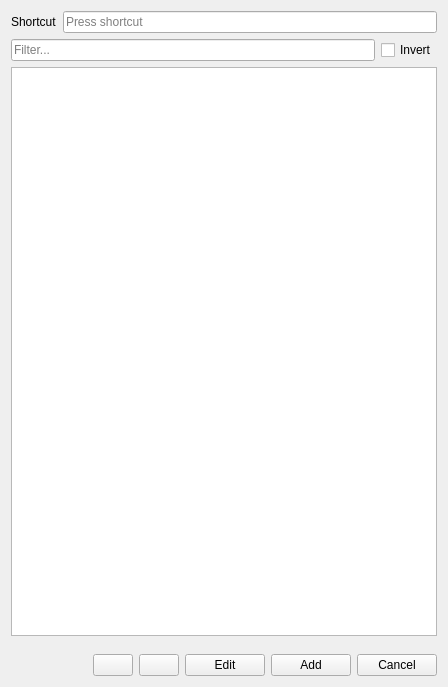
Qt form src/plugins/SSHManager/sshwidget.ui (KDE/konsole) before a commit.
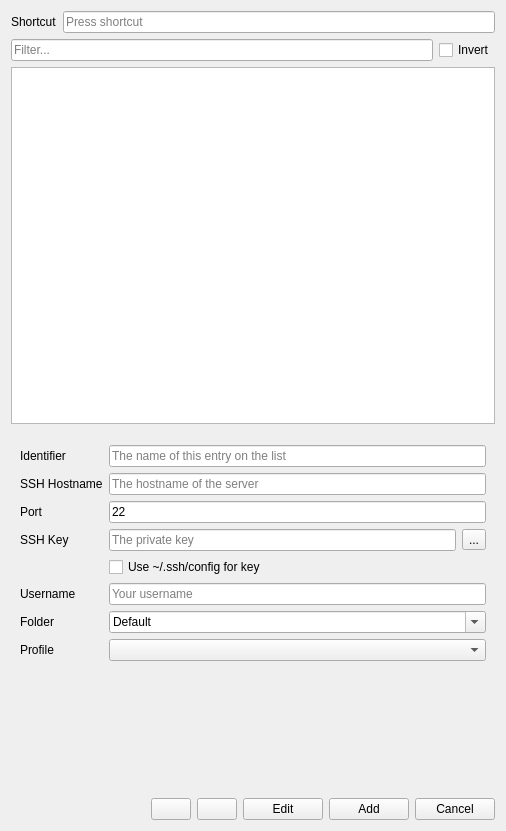
The same form after that commit. Icons and pictures are not drawn. Custom widgets are drawn as their Qt base class.

Commit message:
Fix layout on the ssh widget
Some widgets on the view got their layout deleted by mistake.

```diff
--- a/src/plugins/SSHManager/sshwidget.ui
+++ b/src/plugins/SSHManager/sshwidget.ui
@@ -6,8 +6,8 @@
    <rect>
     <x>0</x>
     <y>0</y>
-    <width>448</width>
-    <height>687</height>
+    <width>506</width>
+    <height>831</height>
    </rect>
   </property>
   <layout class="QVBoxLayout" name="verticalLayout">
@@ -61,28 +61,16 @@
    </item>
    <item>
     <widget class="QWidget" name="sshInfoPane" native="true">
+     <layout class="QFormLayout" name="formLayout">
+      <item row="0" column="0">
      <widget class="QLabel" name="label_2">
-      <property name="geometry">
-       <rect>
-        <x>52</x>
-        <y>6</y>
-        <width>79</width>
-        <height>27</height>
-       </rect>
-      </property>
       <property name="text">
        <string>Identifier</string>
       </property>
      </widget>
+      </item>
+      <item row="0" column="1">
      <widget class="QLineEdit" name="name">
-      <property name="geometry">
-       <rect>
-        <x>137</x>
-        <y>6</y>
-        <width>186</width>
-        <height>41</height>
-       </rect>
-      </property>
       <property name="toolTip">
        <string>A name for this ssh entry</string>
       </property>
@@ -90,28 +78,16 @@
        <string>The name of this entry on the list</string>
       </property>
      </widget>
+      </item>
+      <item row="1" column="0">
      <widget class="QLabel" name="label">
-      <property name="geometry">
-       <rect>
-        <x>6</x>
-        <y>53</y>
-        <width>125</width>
-        <height>27</height>
-       </rect>
-      </property>
       <property name="text">
        <string>SSH Hostname</string>
       </property>
      </widget>
+      </item>
+      <item row="1" column="1">
      <widget class="QLineEdit" name="hostname">
-      <property name="geometry">
-       <rect>
-        <x>137</x>
-        <y>53</y>
-        <width>186</width>
-        <height>41</height>
-       </rect>
-      </property>
       <property name="toolTip">
        <string>The hostname of the server</string>
       </property>
@@ -119,28 +95,16 @@
        <string>The hostname of the server</string>
       </property>
      </widget>
+      </item>
+      <item row="2" column="0">
      <widget class="QLabel" name="label_3">
-      <property name="geometry">
-       <rect>
-        <x>95</x>
-        <y>100</y>
-        <width>36</width>
-        <height>27</height>
-       </rect>
-      </property>
       <property name="text">
        <string>Port</string>
       </property>
      </widget>
+      </item>
+      <item row="2" column="1">
      <widget class="QLineEdit" name="port">
-      <property name="geometry">
-       <rect>
-        <x>137</x>
-        <y>100</y>
-        <width>186</width>
-        <height>41</height>
-       </rect>
-      </property>
       <property name="toolTip">
        <string>The port of the server, 22 is the default for ssh connections</string>
       </property>
@@ -148,41 +112,61 @@
        <string>22</string>
       </property>
      </widget>
+      </item>
+      <item row="3" column="0">
      <widget class="QLabel" name="label_4">
-      <property name="geometry">
-       <rect>
-        <x>62</x>
-        <y>147</y>
-        <width>69</width>
-        <height>27</height>
-       </rect>
-      </property>
       <property name="text">
        <string>SSH Key</string>
       </property>
      </widget>
+      </item>
+      <item row="3" column="1">
+       <layout class="QHBoxLayout" name="horizontalLayout_3">
+        <item>
+         <widget class="QLineEdit" name="sshkey">
+          <property name="toolTip">
+           <string>The private key to be used for this connection</string>
+          </property>
+          <property name="text">
+           <string/>
+          </property>
+          <property name="placeholderText">
+           <string>The private key</string>
+          </property>
+         </widget>
+        </item>
+        <item>
+         <widget class="QToolButton" name="btnFindSshKey">
+          <property name="text">
+           <string>...</string>
+          </property>
+          <property name="icon">
+           <iconset theme="folder-open">
+            <normaloff>.</normaloff>.</iconset>
+          </property>
+         </widget>
+        </item>
+       </layout>
+      </item>
+      <item row="4" column="1">
+       <widget class="QCheckBox" name="useSshConfig">
+        <property name="toolTip">
+         <string>If this is set, we don't rely on the SSH key set above, but on the configuration on ~/.ssh/config</string>
+        </property>
+        <property name="text">
+         <string>Use ~/.ssh/config for key</string>
+        </property>
+       </widget>
+      </item>
+      <item row="5" column="0">
      <widget class="QLabel" name="label_7">
-      <property name="geometry">
-       <rect>
-        <x>43</x>
-        <y>196</y>
-        <width>88</width>
-        <height>27</height>
-       </rect>
-      </property>
       <property name="text">
        <string>Username</string>
       </property>
      </widget>
+      </item>
+      <item row="5" column="1">
      <widget class="QLineEdit" name="username">
-      <property name="geometry">
-       <rect>
-        <x>137</x>
-        <y>196</y>
-        <width>186</width>
-        <height>41</height>
-       </rect>
-      </property>
       <property name="toolTip">
        <string>The username for the connection</string>
       </property>
@@ -190,44 +174,16 @@
        <string>Your username</string>
       </property>
      </widget>
-     <widget class="QCheckBox" name="useSshConfig">
-      <property name="geometry">
-       <rect>
-        <x>137</x>
-        <y>243</y>
-        <width>237</width>
-        <height>31</height>
-       </rect>
-      </property>
-      <property name="toolTip">
-       <string>If this is set, we don't rely on the SSH key set above, but on the configuration on ~/.ssh/config</string>
-      </property>
-      <property name="text">
-       <string>Use ~/.ssh/config for key</string>
-      </property>
-     </widget>
+      </item>
+      <item row="6" column="0">
      <widget class="QLabel" name="folderLabel">
-      <property name="geometry">
-       <rect>
-        <x>76</x>
-        <y>280</y>
-        <width>55</width>
-        <height>27</height>
-       </rect>
-      </property>
       <property name="text">
        <string>Folder</string>
       </property>
      </widget>
+      </item>
+      <item row="6" column="1">
      <widget class="QComboBox" name="folder">
-      <property name="geometry">
-       <rect>
-        <x>137</x>
-        <y>280</y>
-        <width>108</width>
-        <height>41</height>
-       </rect>
-      </property>
       <property name="sizePolicy">
        <sizepolicy hsizetype="MinimumExpanding" vsizetype="Fixed">
         <horstretch>0</horstretch>
@@ -244,28 +200,16 @@
        <string>Default</string>
       </property>
      </widget>
+      </item>
+      <item row="7" column="0">
      <widget class="QLabel" name="label_5">
-      <property name="geometry">
-       <rect>
-        <x>76</x>
-        <y>327</y>
-        <width>55</width>
-        <height>27</height>
-       </rect>
-      </property>
       <property name="text">
        <string>Profile</string>
       </property>
      </widget>
+      </item>
+      <item row="7" column="1">
      <widget class="QComboBox" name="profile">
-      <property name="geometry">
-       <rect>
-        <x>137</x>
-        <y>327</y>
-        <width>108</width>
-        <height>41</height>
-       </rect>
-      </property>
       <property name="sizePolicy">
        <sizepolicy hsizetype="MinimumExpanding" vsizetype="Fixed">
         <horstretch>0</horstretch>
@@ -276,42 +220,21 @@
        <string>The profile to be active when the ssh session starts</string>
       </property>
      </widget>
-     <widget class="QWidget" name="layoutWidget">
-      <property name="geometry">
-       <rect>
-        <x>0</x>
-        <y>0</y>
-        <width>226</width>
-        <height>43</height>
-       </rect>
-      </property>
-      <layout class="QHBoxLayout" name="horizontalLayout_3">
-       <item>
-        <widget class="QLineEdit" name="sshkey">
-         <property name="toolTip">
-          <string>The private key to be used for this connection</string>
-         </property>
-         <property name="text">
-          <string/>
-         </property>
-         <property name="placeholderText">
-          <string>The private key</string>
-         </property>
-        </widget>
-       </item>
-       <item>
-        <widget class="QToolButton" name="btnFindSshKey">
-         <property name="text">
-          <string>...</string>
-         </property>
-         <property name="icon">
-          <iconset theme="folder-open">
-           <normaloff>.</normaloff>.</iconset>
-         </property>
-        </widget>
-       </item>
-      </layout>
-     </widget>
+      </item>
+      <item row="8" column="1">
+       <spacer name="verticalSpacer">
+        <property name="orientation">
+         <enum>Qt::Vertical</enum>
+        </property>
+        <property name="sizeHint" stdset="0">
+         <size>
+          <width>20</width>
+          <height>40</height>
+         </size>
+        </property>
+       </spacer>
+      </item>
+     </layout>
     </widget>
    </item>
    <item>
```
Left out of the diff: 4 changed lines with no effect on the pictures. Lines whose indentation alone changed are shown as unchanged.
